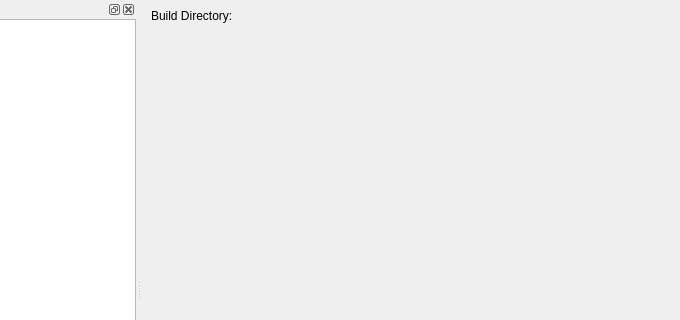
Old version of the form mainwindow.ui in the repository ABBAPOH/qbs-ui; both pictures show x 120 to 800 and y 0 to 320 of the 800 by 600 pixel window.
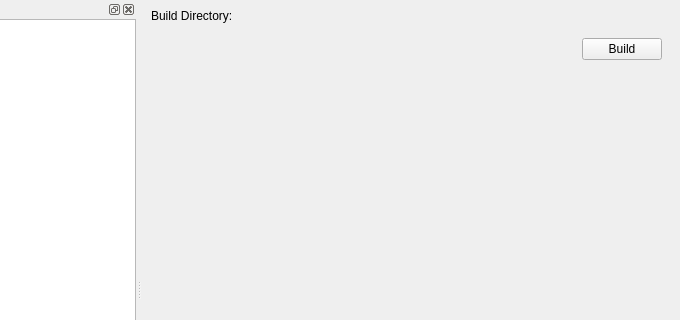
New version of the form. Custom widgets are drawn as their Qt base class.

```diff
--- a/mainwindow.ui
+++ b/mainwindow.ui
@@ -15,6 +15,51 @@
   </property>
   <widget class="QWidget" name="centralwidget">
    <layout class="QGridLayout" name="gridLayout">
+    <item row="1" column="0" colspan="2">
+     <widget class="QWidget" name="widget" native="true">
+      <property name="minimumSize">
+       <size>
+        <width>0</width>
+        <height>0</height>
+       </size>
+      </property>
+      <layout class="QHBoxLayout" name="horizontalLayout">
+       <item>
+        <spacer name="horizontalSpacer">
+         <property name="orientation">
+          <enum>Qt::Horizontal</enum>
+         </property>
+         <property name="sizeHint" stdset="0">
+          <size>
+           <width>40</width>
+           <height>20</height>
+          </size>
+         </property>
+        </spacer>
+       </item>
+       <item>
+        <widget class="QPushButton" name="buildButton">
+         <property name="sizePolicy">
+          <sizepolicy hsizetype="Preferred" vsizetype="Fixed">
+           <horstretch>0</horstretch>
+           <verstretch>0</verstretch>
+          </sizepolicy>
+         </property>
+         <property name="text">
+          <string>Build</string>
+         </property>
+        </widget>
+       </item>
+      </layout>
+     </widget>
+    </item>
+    <item row="0" column="0">
+     <widget class="QLabel" name="buildDirLabel">
+      <property name="text">
+       <string>Build Directory:</string>
+      </property>
+     </widget>
+    </item>
     <item row="0" column="1">
      <widget class="PathChooser" name="buildDirChooser" native="true">
       <property name="sizePolicy">
@@ -31,14 +76,7 @@
       </property>
      </widget>
     </item>
-    <item row="0" column="0">
-     <widget class="QLabel" name="buildDirLabel">
-      <property name="text">
-       <string>Build Directory:</string>
-      </property>
-     </widget>
-    </item>
-    <item row="1" column="1">
+    <item row="2" column="1">
      <spacer name="verticalSpacer">
       <property name="orientation">
        <enum>Qt::Vertical</enum>
```
